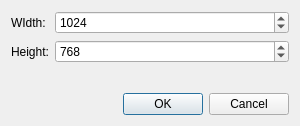
First picture: the form in src/paintfield/core/dialogs/newdocumentdialog.ui, repository seanchas116/PaintField, before the edit.
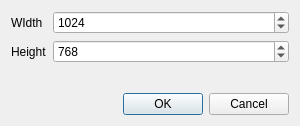
Second picture: the form after the edit.

Patch:
```diff
--- a/src/paintfield/core/dialogs/newdocumentdialog.ui
+++ b/src/paintfield/core/dialogs/newdocumentdialog.ui
@@ -34,14 +34,14 @@
      <item row="0" column="0">
       <widget class="QLabel" name="label">
        <property name="text">
-        <string>WIdth:</string>
+        <string>WIdth</string>
        </property>
       </widget>
      </item>
      <item row="1" column="0">
       <widget class="QLabel" name="label_2">
        <property name="text">
-        <string>Height:</string>
+        <string>Height</string>
        </property>
       </widget>
      </item>
```
